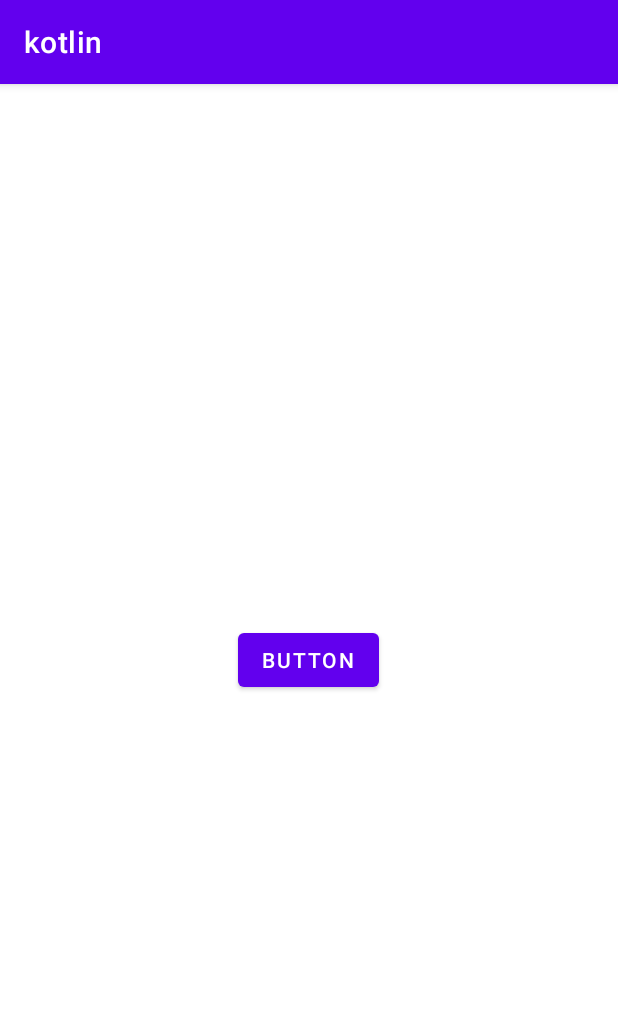
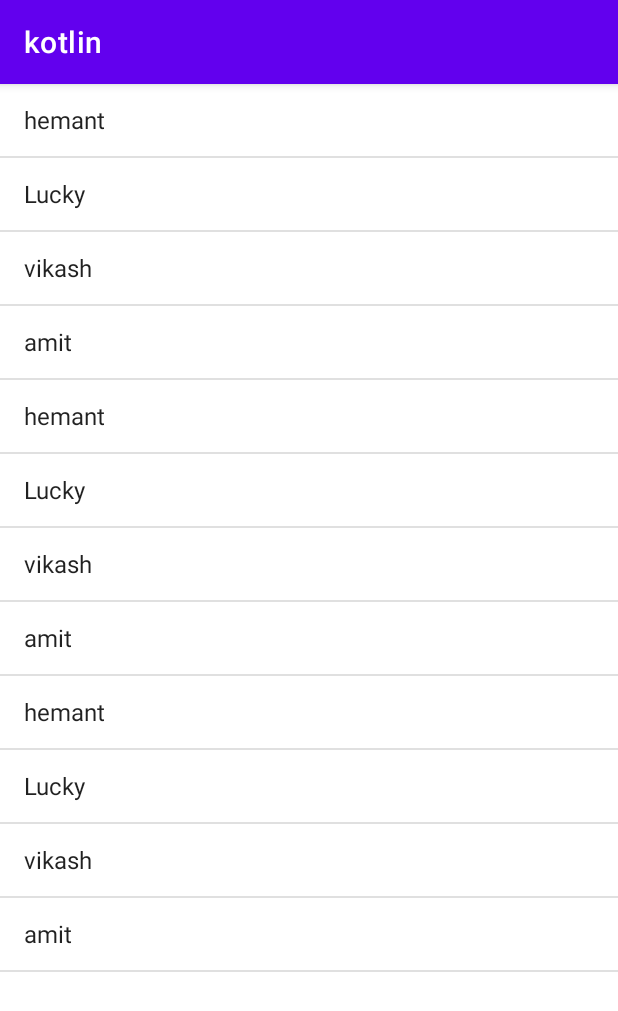
Before and after one commit to hemant00007/kotlin, an Android app: the screen it shows after launch (MainActivity), on a phone screen of 412 x 824 dp. Shown: the top 1011 px of the screen. Run offline under Robolectric (Android 15) with nearby library versions, the phone set to English and light mode, and no system bars.

```diff
--- a/app/src/main/java/com/example/kotlin/MainActivity.kt
+++ b/app/src/main/java/com/example/kotlin/MainActivity.kt
@@ -5,20 +5,25 @@ import android.net.Uri
 import androidx.appcompat.app.AppCompatActivity
 import android.os.Bundle
 import android.view.Gravity
-import android.widget.Button
-import android.widget.EditText
-import android.widget.TextView
-import android.widget.Toast
+import android.widget.*
 
 class MainActivity : AppCompatActivity(){
+
     override fun onCreate(abc:Bundle?) {
         super.onCreate(abc)
         setContentView(R.layout.activity_main)
-        val btn = findViewById<Button>(R.id.btn)
-        btn.setOnClickListener(){
-            val intent = Intent(Intent.ACTION_VIEW)
-            intent.setData(Uri.parse("https://google.com"))
-            startActivity(intent)
+        val arraydata = arrayOf("hemant","Lucky","vikash","amit","hemant","Lucky","vikash","amit","hemant","Lucky","vikash","amit")
+       val country_array:Array<String> = resources.getStringArray(R.array.country)
+        val arrayAdapter= ArrayAdapter<String>(this,android.R.layout.simple_list_item_1,arraydata)
+
+
+       val listView = findViewById<ListView>(R.id.listView)
+
+        listView.adapter=arrayAdapter
+        listView.setOnItemClickListener { parent, view, position, id ->
+            Toast.makeText(this,arraydata[position],Toast.LENGTH_SHORT).show()
         }
+
+
     }
 }
--- a/app/src/main/res/layout/activity_main.xml
+++ b/app/src/main/res/layout/activity_main.xml
@@ -6,12 +6,10 @@
     android:layout_height="match_parent"
     tools:context=".MainActivity">
 
-<Button
-    android:id="@+id/btn"
-    android:layout_centerInParent="true"
-    android:layout_width="wrap_content"
-    android:layout_height="wrap_content"
-    android:text="button"/>
+    <ListView
+        android:id="@+id/listView"
+        android:layout_width="match_parent"
+        android:layout_height="fill_parent" />
 
 
 </RelativeLayout>
--- a/app/src/main/res/values/strings.xml
+++ b/app/src/main/res/values/strings.xml
@@ -1,3 +1,30 @@
 <resources>
     <string name="app_name">kotlin</string>
+
+    <string-array name="country">
+        <item>india</item>
+        <item>USA</item>
+        <item>Australia</item>
+        <item>China</item>
+        <item>Rome</item>
+        <item>Pakistan</item>
+        <item>Sri Lanka</item>
+        <item>Russia</item>
+        <item>india</item>
+        <item>USA</item>
+        <item>Australia</item>
+        <item>China</item>
+        <item>Rome</item>
+        <item>Pakistan</item>
+        <item>Sri Lanka</item>
+        <item>Russia</item>
+        <item>india</item>
+        <item>USA</item>
+        <item>Australia</item>
+        <item>China</item>
+        <item>Rome</item>
+        <item>Pakistan</item>
+        <item>Sri Lanka</item>
+        <item>Russia</item>
+    </string-array>
 </resources>
```
